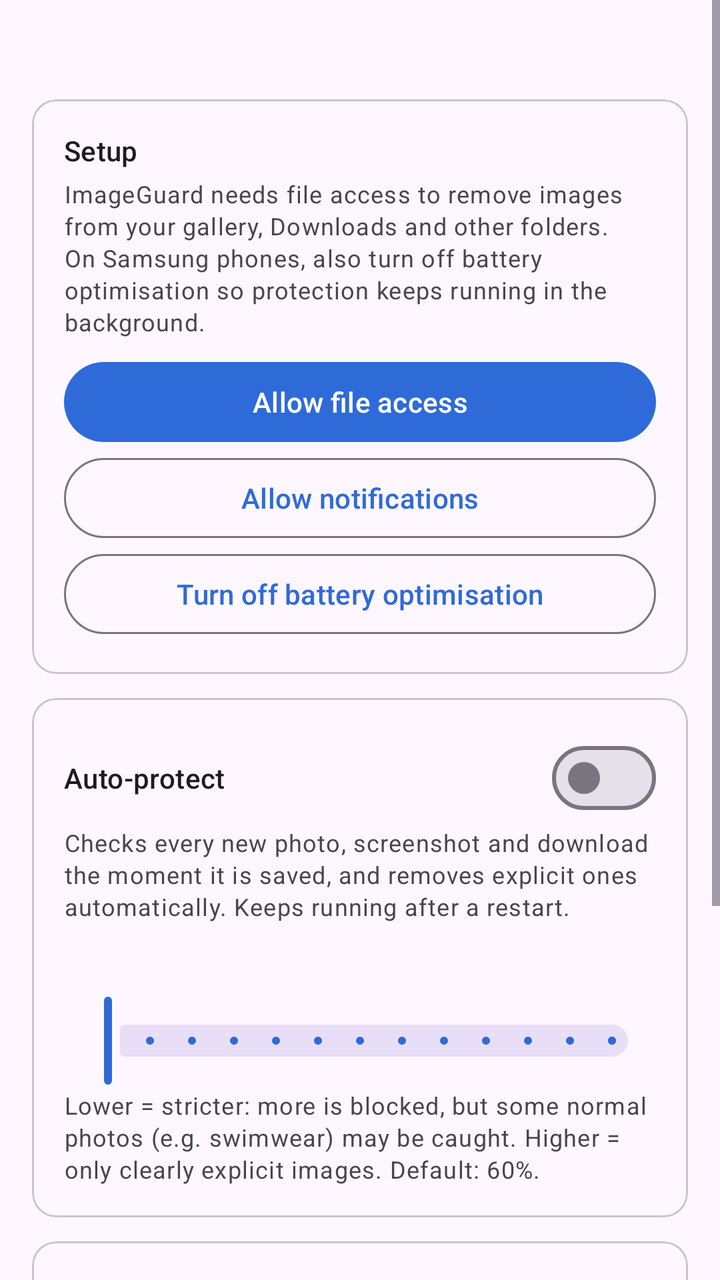
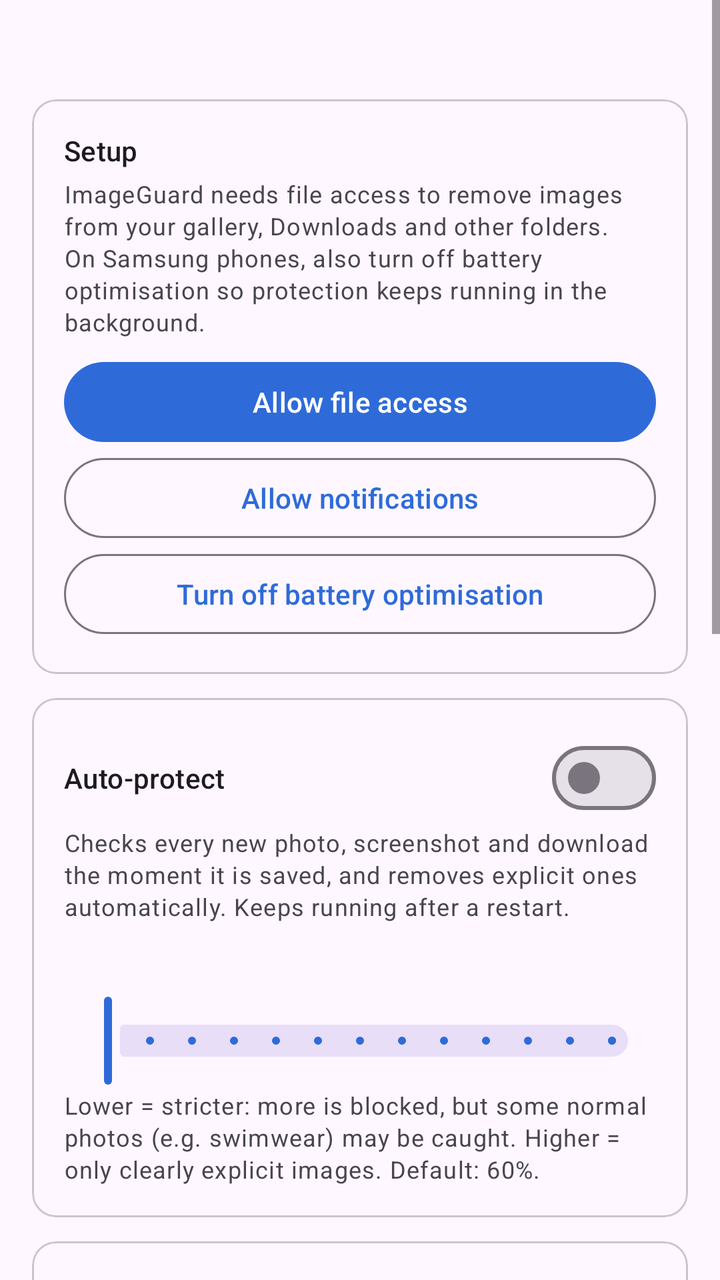

Before-and-after screenshots of an Android layout around one commit, followed by the original layout XML and the change that was made.
<!-- AndroidManifest.xml: application theme Theme.ImageGuard -->
<!-- res/layout/activity_main.xml -->
<?xml version="1.0" encoding="utf-8"?>
<ScrollView xmlns:android="http://schemas.android.com/apk/res/android"
    xmlns:app="http://schemas.android.com/apk/res-auto"
    android:layout_width="match_parent"
    android:layout_height="match_parent"
    android:fillViewport="true">

    <LinearLayout
        android:layout_width="match_parent"
        android:layout_height="wrap_content"
        android:orientation="vertical"
        android:padding="16dp">

        <TextView
            android:id="@+id/statusText"
            android:layout_width="match_parent"
            android:layout_height="wrap_content"
            android:layout_marginBottom="12dp"
            android:textAppearance="?attr/textAppearanceTitleMedium" />

        
        <com.google.android.material.card.MaterialCardView
            android:id="@+id/setupCard"
            style="?attr/materialCardViewOutlinedStyle"
            android:layout_width="match_parent"
            android:layout_height="wrap_content"
            android:layout_marginBottom="12dp">

            <LinearLayout
                android:layout_width="match_parent"
                android:layout_height="wrap_content"
                android:orientation="vertical"
                android:padding="16dp">

                <TextView
                    android:layout_width="match_parent"
                    android:layout_height="wrap_content"
                    android:text="@string/setup_title"
                    android:textAppearance="?attr/textAppearanceTitleSmall" />

                <TextView
                    android:layout_width="match_parent"
                    android:layout_height="wrap_content"
                    android:layout_marginTop="4dp"
                    android:text="@string/setup_body"
                    android:textAppearance="?attr/textAppearanceBodySmall" />

                <Button
                    android:id="@+id/btnStorage"
                    android:layout_width="match_parent"
                    android:layout_height="wrap_content"
                    android:layout_marginTop="8dp"
                    android:text="@string/btn_storage" />

                <Button
                    android:id="@+id/btnNotifications"
                    style="?attr/materialButtonOutlinedStyle"
                    android:layout_width="match_parent"
                    android:layout_height="wrap_content"
                    android:text="@string/btn_notifications" />

                <Button
                    android:id="@+id/btnBattery"
                    style="?attr/materialButtonOutlinedStyle"
                    android:layout_width="match_parent"
                    android:layout_height="wrap_content"
                    android:text="@string/btn_battery" />
            </LinearLayout>
        </com.google.android.material.card.MaterialCardView>

        
        <com.google.android.material.card.MaterialCardView
            style="?attr/materialCardViewOutlinedStyle"
            android:layout_width="match_parent"
            android:layout_height="wrap_content"
            android:layout_marginBottom="12dp">

            <LinearLayout
                android:layout_width="match_parent"
                android:layout_height="wrap_content"
                android:orientation="vertical"
                android:padding="16dp">

                <com.google.android.material.materialswitch.MaterialSwitch
                    android:id="@+id/switchAuto"
                    android:layout_width="match_parent"
                    android:layout_height="wrap_content"
                    android:text="@string/auto_protect"
                    android:textAppearance="?attr/textAppearanceTitleSmall" />

                <TextView
                    android:layout_width="match_parent"
                    android:layout_height="wrap_content"
                    android:text="@string/auto_protect_body"
                    android:textAppearance="?attr/textAppearanceBodySmall" />

                <TextView
                    android:id="@+id/thresholdLabel"
                    android:layout_width="match_parent"
                    android:layout_height="wrap_content"
                    android:layout_marginTop="16dp"
                    android:textAppearance="?attr/textAppearanceTitleSmall" />

                <com.google.android.material.slider.Slider
                    android:id="@+id/sliderThreshold"
                    android:layout_width="match_parent"
                    android:layout_height="wrap_content"
                    android:stepSize="5"
                    android:valueFrom="30"
                    android:valueTo="90"
                    app:labelBehavior="gone" />

                <TextView
                    android:layout_width="match_parent"
                    android:layout_height="wrap_content"
                    android:text="@string/threshold_body"
                    android:textAppearance="?attr/textAppearanceBodySmall" />
            </LinearLayout>
        </com.google.android.material.card.MaterialCardView>

        
        <com.google.android.material.card.MaterialCardView
            style="?attr/materialCardViewOutlinedStyle"
            android:layout_width="match_parent"
            android:layout_height="wrap_content"
            android:layout_marginBottom="12dp">

            <LinearLayout
                android:layout_width="match_parent"
                android:layout_height="wrap_content"
                android:orientation="vertical"
                android:padding="16dp">

                <TextView
                    android:layout_width="match_parent"
                    android:layout_height="wrap_content"
                    android:text="@string/scan_title"
                    android:textAppearance="?attr/textAppearanceTitleSmall" />

                <TextView
                    android:id="@+id/scanText"
                    android:layout_width="match_parent"
                    android:layout_height="wrap_content"
                    android:layout_marginTop="4dp"
                    android:textAppearance="?attr/textAppearanceBodySmall" />

                <com.google.android.material.progressindicator.LinearProgressIndicator
                    android:id="@+id/scanProgress"
                    android:layout_width="match_parent"
                    android:layout_height="wrap_content"
                    android:layout_marginTop="8dp"
                    android:visibility="gone" />

                <Button
                    android:id="@+id/btnScan"
                    android:layout_width="match_parent"
                    android:layout_height="wrap_content"
                    android:layout_marginTop="8dp"
                    android:text="@string/btn_scan" />
            </LinearLayout>
        </com.google.android.material.card.MaterialCardView>

        <Button
            android:id="@+id/btnQuarantine"
            style="?attr/materialButtonOutlinedStyle"
            android:layout_width="match_parent"
            android:layout_height="wrap_content" />

        <TextView
            android:layout_width="match_parent"
            android:layout_height="wrap_content"
            android:layout_marginTop="16dp"
            android:text="@string/privacy_note"
            android:textAppearance="?attr/textAppearanceBodySmall" />
    </LinearLayout>
</ScrollView>
<!-- resources referenced by this layout -->
<resources>
  <string name="auto_protect">Auto-protect</string>
  <string name="auto_protect_body">Checks every new photo, screenshot and download the moment it is saved, and removes explicit ones automatically. Keeps running after a restart.</string>
  <string name="btn_battery">Turn off battery optimisation</string>
  <string name="btn_notifications">Allow notifications</string>
  <string name="btn_scan">Scan all photos now</string>
  <string name="btn_storage">Allow file access</string>
  <string name="privacy_note">Everything happens on this phone. ImageGuard has no internet permission, so your photos are never uploaded anywhere. Removed images are kept in a private, hidden quarantine so you can restore false alarms.</string>
  <string name="scan_title">Scan existing photos</string>
  <string name="setup_body">ImageGuard needs file access to remove images from your gallery, Downloads and other folders. On Samsung phones, also turn off battery optimisation so protection keeps running in the background.</string>
  <string name="setup_title">Setup</string>
  <string name="threshold_body" formatted="false">Lower = stricter: more is blocked, but some normal photos (e.g. swimwear) may be caught. Higher = only clearly explicit images. Default: 60%.</string>
  <style name="Theme.ImageGuard" parent="Theme.Material3.DayNight">
          <item name="colorPrimary">@color/brand</item>
      </style>
  <color name="brand">#2E6BD9</color>
</resources>

<!-- the commit's change to res/layout/activity_main.xml (unified diff, before → after) -->
@@ -131,6 +131,55 @@
                 android:orientation="vertical"
                 android:padding="16dp">
 
+                <com.google.android.material.materialswitch.MaterialSwitch
+                    android:id="@+id/switchWeb"
+                    android:layout_width="match_parent"
+                    android:layout_height="wrap_content"
+                    android:text="@string/web_filter"
+                    android:textAppearance="?attr/textAppearanceTitleSmall" />
+
+                <TextView
+                    android:layout_width="match_parent"
+                    android:layout_height="wrap_content"
+                    android:text="@string/web_filter_body"
+                    android:textAppearance="?attr/textAppearanceBodySmall" />
+
+                <TextView
+                    android:id="@+id/webStatus"
+                    android:layout_width="match_parent"
+                    android:layout_height="wrap_content"
+                    android:layout_marginTop="8dp"
+                    android:textAppearance="?attr/textAppearanceBodyMedium" />
+
+                <Button
+                    android:id="@+id/btnAlwaysOn"
+                    style="?attr/materialButtonOutlinedStyle"
+                    android:layout_width="match_parent"
+                    android:layout_height="wrap_content"
+                    android:layout_marginTop="8dp"
+                    android:text="@string/btn_always_on" />
+
+                <TextView
+                    android:layout_width="match_parent"
+                    android:layout_height="wrap_content"
+                    android:text="@string/web_filter_tips"
+                    android:textAppearance="?attr/textAppearanceBodySmall" />
+            </LinearLayout>
+        </com.google.android.material.card.MaterialCardView>
+
+        
+        <com.google.android.material.card.MaterialCardView
+            style="?attr/materialCardViewOutlinedStyle"
+            android:layout_width="match_parent"
+            android:layout_height="wrap_content"
+            android:layout_marginBottom="12dp">
+
+            <LinearLayout
+                android:layout_width="match_parent"
+                android:layout_height="wrap_content"
+                android:orientation="vertical"
+                android:padding="16dp">
+
                 <TextView
                     android:layout_width="match_parent"
                     android:layout_height="wrap_content"
<!-- resource entries referenced after the edit -->
@@ -2,15 +2,19 @@
 <resources>
   <string name="auto_protect">Auto-protect</string>
   <string name="auto_protect_body">Checks every new photo, screenshot and download the moment it is saved, and removes explicit ones automatically. Keeps running after a restart.</string>
+  <string name="btn_always_on">Make it always-on (recommended)</string>
   <string name="btn_battery">Turn off battery optimisation</string>
   <string name="btn_notifications">Allow notifications</string>
   <string name="btn_scan">Scan all photos now</string>
   <string name="btn_storage">Allow file access</string>
-  <string name="privacy_note">Everything happens on this phone. ImageGuard has no internet permission, so your photos are never uploaded anywhere. Removed images are kept in a private, hidden quarantine so you can restore false alarms.</string>
+  <string name="privacy_note">Photos are checked on this phone and are never uploaded anywhere. The web filter only sends website names (DNS lookups) to AdGuard Family DNS; it does not see the pages you visit. Removed images are kept in a private, hidden quarantine so you can restore false alarms.</string>
   <string name="scan_title">Scan existing photos</string>
   <string name="setup_body">ImageGuard needs file access to remove images from your gallery, Downloads and other folders. On Samsung phones, also turn off battery optimisation so protection keeps running in the background.</string>
   <string name="setup_title">Setup</string>
   <string name="threshold_body" formatted="false">Lower = stricter: more is blocked, but some normal photos (e.g. swimwear) may be caught. Higher = only clearly explicit images. Default: 60%.</string>
+  <string name="web_filter">Filter web searches, adult sites &amp; ads</string>
+  <string name="web_filter_body">Works in every browser and app. Forces SafeSearch on Google, Bing, DuckDuckGo and YouTube (explicit images are hidden from search results), blocks about 150,000 adult, ad, tracker and malware sites, and checks every other site against AdGuard's family-safe DNS.</string>
+  <string name="web_filter_tips">For it to work everywhere: in Chrome go to Settings → Privacy and security → Use secure DNS and turn it OFF; in phone Settings → Connections → More connection settings, set Private DNS to Off or Automatic. Only one VPN can run at a time.</string>
   <style name="Theme.ImageGuard" parent="Theme.Material3.DayNight">
           <item name="colorPrimary">@color/brand</item>
       </style>
